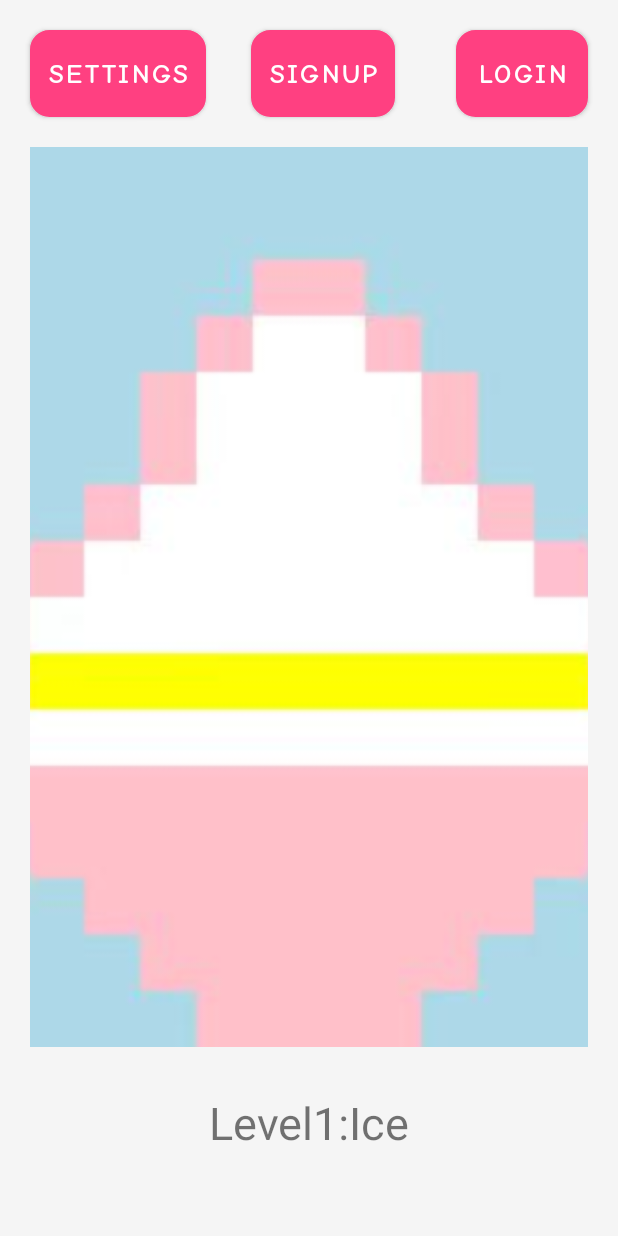
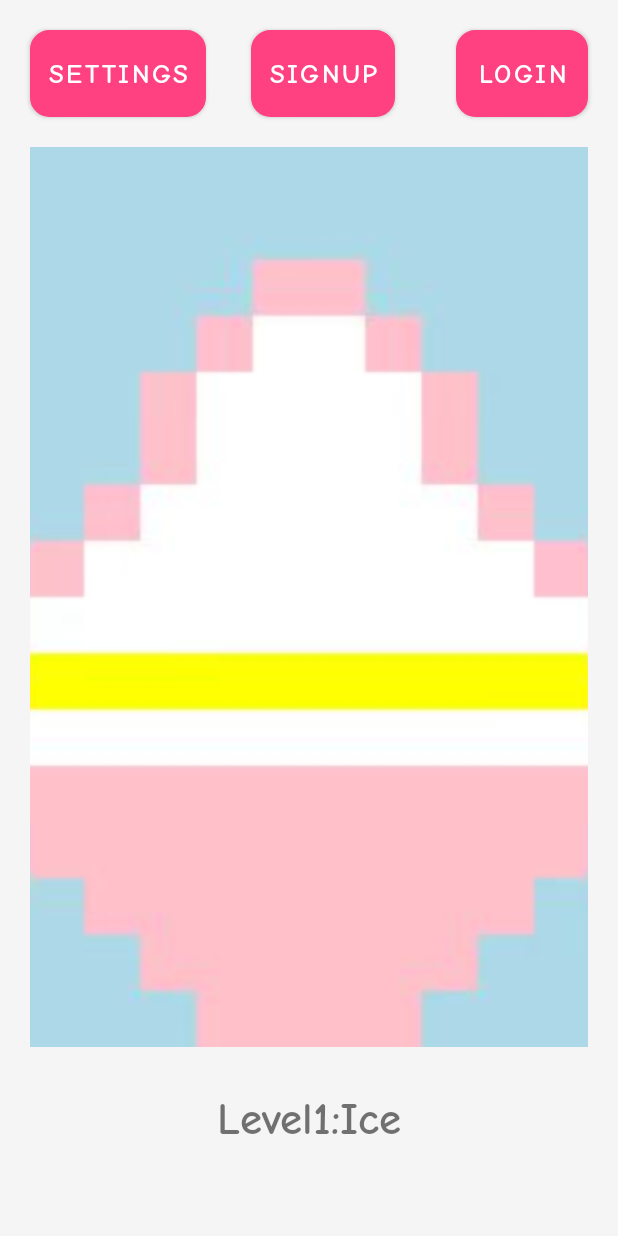
Before and after one commit to CS5520Summer2024Feinberg/final-project-finalproject-group7, an Android app: the screen it shows after launch (MainActivity), on a phone screen of 412 x 824 dp. Run offline under Robolectric (Android 15) with nearby library versions, the light colour scheme and no system bars.

Commit message:
reset the design of UI(iamge text)

```diff
--- a/app/src/main/res/layout/item_view_pager.xml
+++ b/app/src/main/res/layout/item_view_pager.xml
@@ -25,6 +25,7 @@
         android:gravity="center"
         android:padding="30dp"
         android:text="@string/viewImage1"
+        android:fontFamily="@font/comicneue_bold"
         android:textSize="30sp"
         app:layout_constraintBottom_toBottomOf="parent"
         app:layout_constraintEnd_toEndOf="parent"
```
